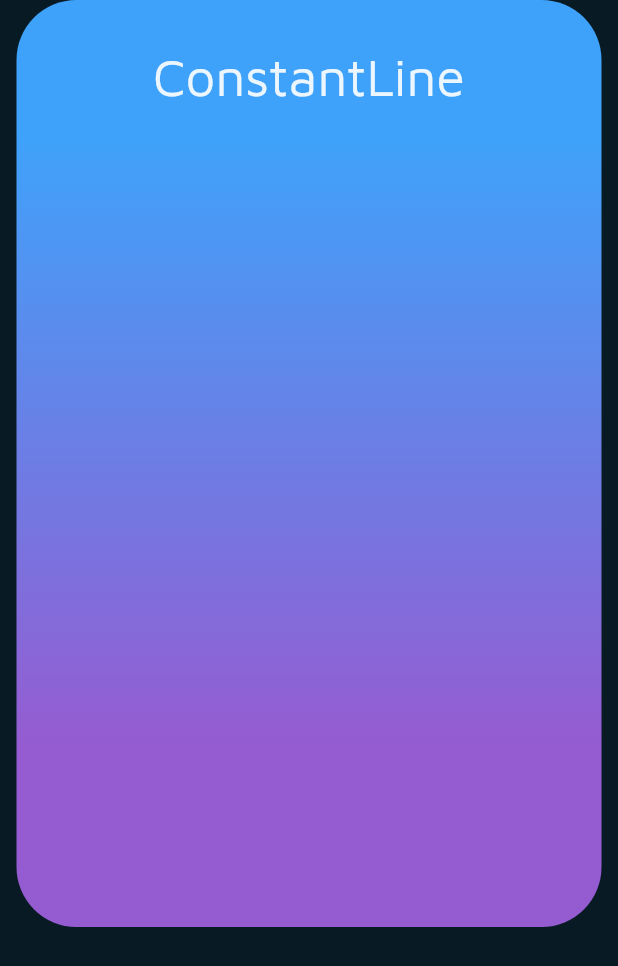
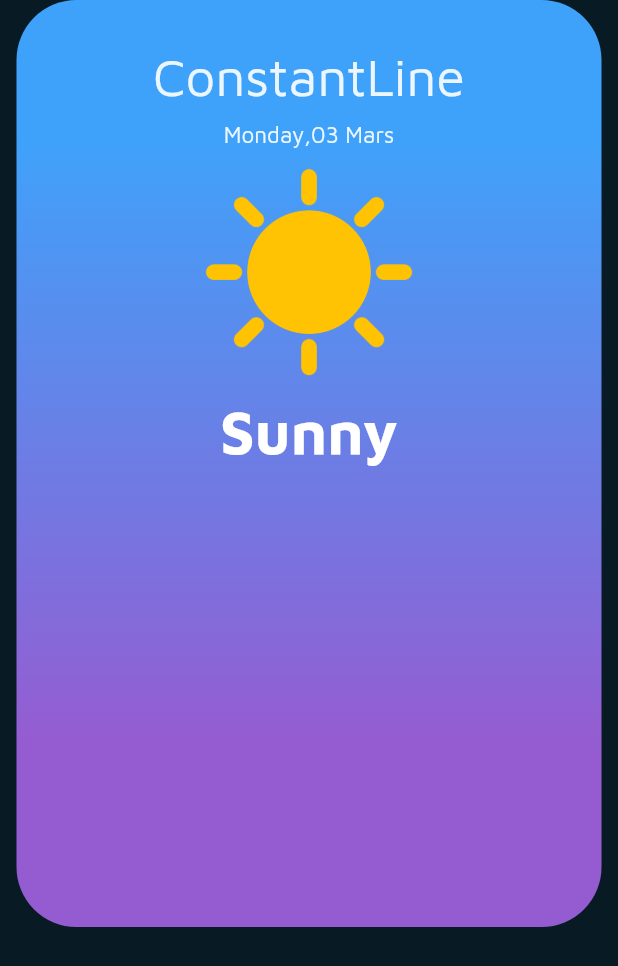
Before and after one commit to SabinSnider/Flutter_weather_app, a Flutter app: the screen it shows after launch, on a phone screen of 412 x 824 dp. Shown: the top 966 px of the screen. Run offline on Flutter 3.47's test engine with Material 2 defaults, Android fonts, the light colour scheme and no system bars.

Commit message:
Images  added

```diff
--- a/lib/home_page.dart
+++ b/lib/home_page.dart
@@ -29,11 +29,35 @@ class MyHomePage extends StatelessWidget {
               ),
               child: Column(
                 children: [
-                  Text('ConstantLine',
-                      style: TextStyle(
-                          color: Colors.white.withOpacity(0.9),
-                          fontSize: 35,
-                          fontFamily: 'MavenPro'))
+                  Text(
+                    'ConstantLine',
+                    style: TextStyle(
+                        color: Colors.white.withOpacity(0.9),
+                        fontSize: 35,
+                        fontFamily: 'MavenPro'),
+                  ),
+                  SizedBox(
+                    height: 10,
+                  ),
+                  Text(
+                    'Monday,03 Mars',
+                    style: TextStyle(
+                        color: Colors.white.withOpacity(0.9),
+                        fontSize: 15,
+                        fontFamily: 'MavenPro'),
+                  ),
+                  Image.asset(
+                    'assets/images/sunny.png',
+                    width: size.width * 0.4,
+                  ),
+                  Text(
+                    'Sunny',
+                    style: TextStyle(
+                        color: Colors.white,
+                        fontSize: 40,
+                        fontWeight: FontWeight.bold,
+                        fontFamily: 'MavenPro'),
+                  ),
                 ],
               ),
             )
--- a/pubspec.yaml
+++ b/pubspec.yaml
@@ -60,9 +60,8 @@ flutter:
   uses-material-design: true
 
   # To add assets to your application, add an assets section, like this:
-  # assets:
-  #   - images/a_dot_burr.jpeg
-  #   - images/a_dot_ham.jpeg
+  assets:
+    - assets/images/
 
   # An image asset can refer to one or more resolution-specific "variants", see
   # https://flutter.dev/assets-and-images/#resolution-aware
```
Also changed, not shown: assets/images/storm.png (added), assets/images/sunny.png (added), assets/images/wind.png (added).
